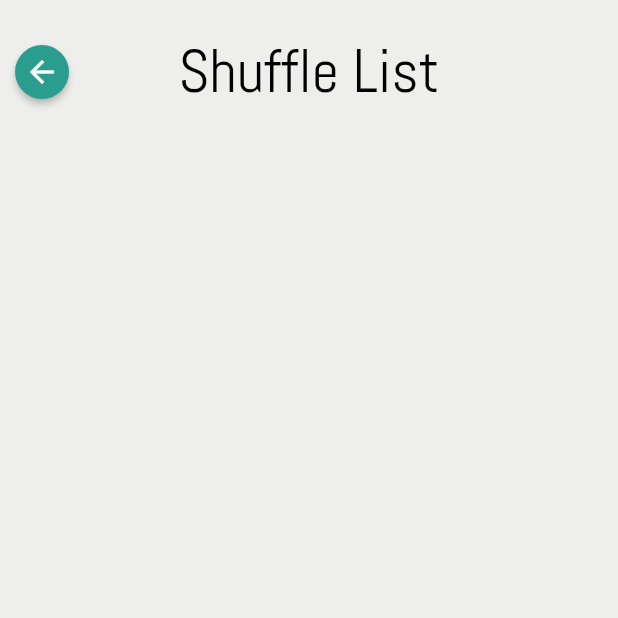
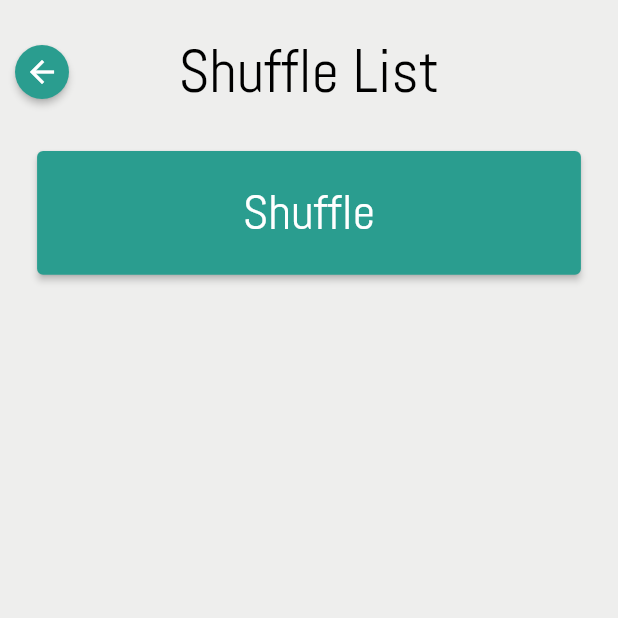
Before and after one commit to yonraf/mobil-software-udvikling, a Flutter app: the screen it shows after launch, after a tap on "Shuffle List", on a phone screen of 412 x 824 dp, the top half of it. Run offline on Flutter 3.47's test engine with Material 2 defaults, Android fonts, the phone set to English and light mode, and no system bars.

Commit message:
added shufflelist button

```diff
--- a/justrandom/lib/screens/randomizers/list_shuffle.dart
+++ b/justrandom/lib/screens/randomizers/list_shuffle.dart
@@ -1,6 +1,7 @@
 import 'package:flutter/cupertino.dart';
 import 'package:flutter/material.dart';
 import 'package:justrandom/constants.dart';
+import 'package:justrandom/screens/components/action_button.dart';
 import 'package:justrandom/screens/randomizer.dart';
 
 import '../components/top_bar.dart';
@@ -22,7 +23,8 @@ class ListShuffle extends StatelessWidget implements Randomizer{
       color: kBackgroundColor,
       child: Column(
         children: [
-          TopBar(ListShuffle())
+          TopBar(ListShuffle()),
+          ActionButton(ListShuffle(), "Shuffle")
         ],
       ),
     );
```
